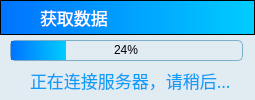
Qt form loading/loadingdlg.ui (wwkl3385/ManagementTool) before a commit.
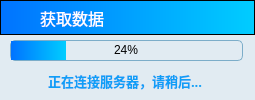
The same form after that commit. Icons and pictures are not drawn.

What changed in the file:
```diff
--- a/loading/loadingdlg.ui
+++ b/loading/loadingdlg.ui
@@ -157,7 +157,7 @@
     <property name="font">
      <font>
       <family>Microsoft Yahei</family>
-      <pointsize>13</pointsize>
+      <pointsize>12</pointsize>
       <weight>50</weight>
       <italic>false</italic>
       <bold>false</bold>
@@ -165,7 +165,7 @@
     </property>
     <property name="styleSheet">
      <string notr="true">background:transparent;
-font:13pt;
+font:12pt;
 color:white;</string>
     </property>
     <property name="text">
@@ -239,9 +239,9 @@
   <widget class="QLabel" name="timeLabel_3">
    <property name="geometry">
     <rect>
-     <x>30</x>
+     <x>48</x>
      <y>70</y>
-     <width>200</width>
+     <width>191</width>
      <height>21</height>
     </rect>
    </property>
@@ -254,16 +254,17 @@
    <property name="font">
     <font>
      <family>微软雅黑</family>
-     <pointsize>13</pointsize>
-     <weight>50</weight>
+     <pointsize>10</pointsize>
+     <weight>75</weight>
      <italic>false</italic>
-     <bold>false</bold>
+     <bold>true</bold>
     </font>
    </property>
    <property name="styleSheet">
     <string notr="true">color: #0f9ef7;
 border-radius:5px;
-font:13pt;
+font:10pt;
+font:bold;
 font-family:微软雅黑;</string>
    </property>
    <property name="text">
```
